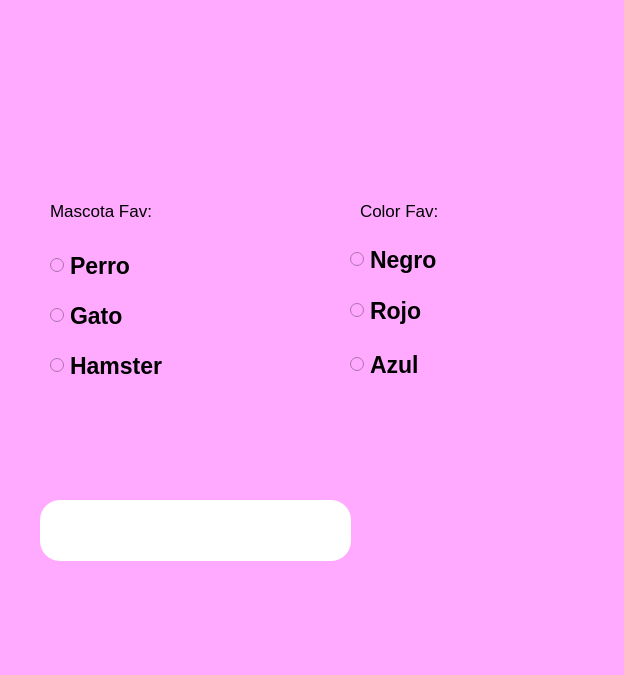
Before: the Qt Designer form Unidad 2/P11_RadioBoton.ui in celineazs/PIP_2025_1_Eq3, drawn with Qt 5.
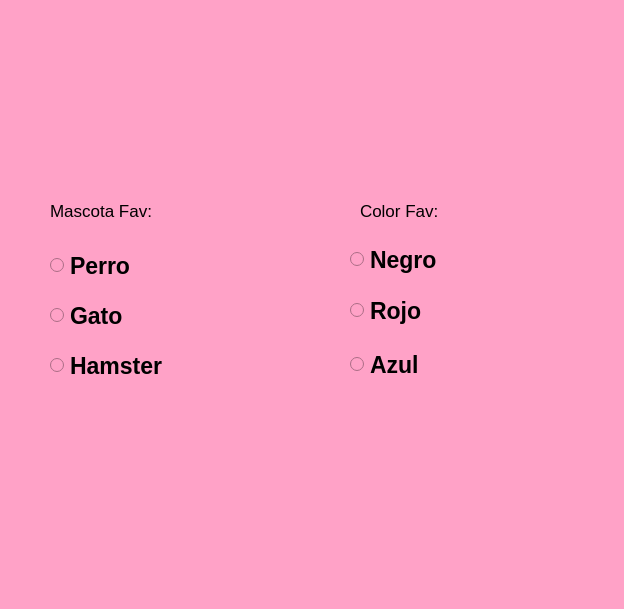
After: the same form once the commit is applied. Icons and pictures are not drawn.

```diff
--- a/Unidad 2/P11_RadioBoton.ui
+++ b/Unidad 2/P11_RadioBoton.ui
@@ -7,21 +7,22 @@
     <x>0</x>
     <y>0</y>
     <width>624</width>
-    <height>675</height>
+    <height>609</height>
    </rect>
   </property>
   <property name="windowTitle">
    <string>MainWindow</string>
   </property>
   <property name="styleSheet">
-   <string notr="true">background-color: rgb(255, 170, 255);</string>
+   <string notr="true">background-color: rgb(255, 170, 255);
+background-color: rgb(255, 162, 199);</string>
   </property>
   <widget class="QWidget" name="centralwidget">
    <widget class="QLabel" name="label">
     <property name="geometry">
      <rect>
       <x>430</x>
-      <y>450</y>
+      <y>410</y>
       <width>201</width>
       <height>191</height>
      </rect>
@@ -43,9 +44,9 @@
     <property name="geometry">
      <rect>
       <x>440</x>
-      <y>-10</y>
+      <y>10</y>
       <width>161</width>
-      <height>181</height>
+      <height>151</height>
      </rect>
     </property>
     <property name="styleSheet">
@@ -101,25 +102,6 @@
      <string>Mascota Fav:</string>
     </property>
    </widget>
-   <widget class="QLineEdit" name="txt_temporizador">
-    <property name="geometry">
-     <rect>
-      <x>40</x>
-      <y>500</y>
-      <width>311</width>
-      <height>61</height>
-     </rect>
-    </property>
-    <property name="font">
-     <font>
-      <pointsize>24</pointsize>
-     </font>
-    </property>
-    <property name="styleSheet">
-     <string notr="true">background-color: rgb(255, 255, 255);
-border-radius:20px;</string>
-    </property>
-   </widget>
    <widget class="QLabel" name="label_5">
     <property name="geometry">
      <rect>
```
